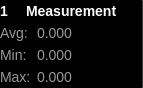
Before: the Qt Designer form ui/statistic.ui in analogdevicesinc/scopy, drawn with Qt 5.
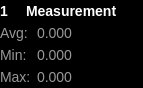
After: the same form once the commit is applied.

Patch:
```diff
--- a/ui/statistic.ui
+++ b/ui/statistic.ui
@@ -145,9 +145,6 @@
        <height>16777215</height>
       </size>
      </property>
-     <property name="styleSheet">
-      <string notr="true">border: 1px solid rgba(255, 255, 255, 33);</string>
-     </property>
      <property name="orientation">
       <enum>Qt::Vertical</enum>
      </property>
```
Left out of the diff: 3 changed lines with no effect on the pictures.
